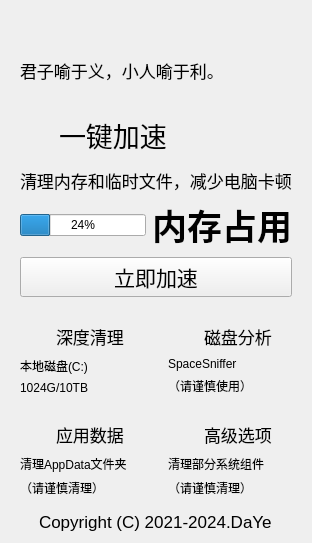
Before: the Qt Designer form resource/ui/mian_ui.ui in darkmatter2048/WindowsCleaner, drawn with Qt 5.
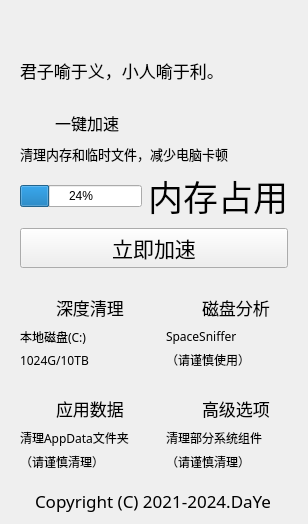
After: the same form once the commit is applied. Icons and pictures are not drawn. Custom widgets are drawn as their Qt base class.

```diff
--- a/resource/ui/mian_ui.ui
+++ b/resource/ui/mian_ui.ui
@@ -40,6 +40,7 @@
        <widget class="CaptionLabel" name="label_5">
         <property name="font">
          <font>
+          <family>Microsoft YaHei</family>
           <pointsize>13</pointsize>
          </font>
         </property>
@@ -60,8 +61,8 @@
          <widget class="QLabel" name="label_2">
           <property name="minimumSize">
            <size>
-            <width>33</width>
-            <height>54</height>
+            <width>29</width>
+            <height>30</height>
            </size>
           </property>
           <property name="styleSheet">
@@ -76,7 +77,8 @@
          <widget class="CaptionLabel" name="label">
           <property name="font">
            <font>
-            <pointsize>20</pointsize>
+            <family>Microsoft YaHei</family>
+            <pointsize>12</pointsize>
            </font>
           </property>
           <property name="text">
@@ -99,15 +101,16 @@
         </item>
        </layout>
       </item>
-      <item row="1" column="0">
-       <widget class="CaptionLabel" name="label_3">
+      <item row="4" column="0">
+       <widget class="PrimaryPushButton" name="pushButton">
         <property name="font">
          <font>
-          <pointsize>13</pointsize>
+          <family>Microsoft YaHei UI</family>
+          <pointsize>16</pointsize>
          </font>
         </property>
         <property name="text">
-         <string>清理内存和临时文件，减少电脑卡顿</string>
+         <string>立即加速</string>
         </property>
        </widget>
       </item>
@@ -124,8 +127,10 @@
          <widget class="CaptionLabel" name="label_4">
           <property name="font">
            <font>
+            <family>Microsoft YaHei UI</family>
             <pointsize>26</pointsize>
-            <bold>true</bold>
+            <weight>50</weight>
+            <bold>false</bold>
            </font>
           </property>
           <property name="text">
@@ -135,15 +140,16 @@
         </item>
        </layout>
       </item>
-      <item row="4" column="0">
-       <widget class="PrimaryPushButton" name="pushButton">
+      <item row="1" column="0">
+       <widget class="CaptionLabel" name="label_3">
         <property name="font">
          <font>
-          <pointsize>16</pointsize>
+          <family>Microsoft YaHei</family>
+          <pointsize>10</pointsize>
          </font>
         </property>
         <property name="text">
-         <string>立即加速</string>
+         <string>清理内存和临时文件，减少电脑卡顿</string>
         </property>
        </widget>
       </item>
@@ -177,6 +183,7 @@
            <widget class="CaptionLabel" name="label_7">
             <property name="font">
              <font>
+              <family>Microsoft YaHei</family>
               <pointsize>13</pointsize>
              </font>
             </property>
@@ -204,6 +211,7 @@
          <widget class="CaptionLabel" name="label_8">
           <property name="font">
            <font>
+            <family>Microsoft YaHei</family>
             <pointsize>9</pointsize>
            </font>
           </property>
@@ -216,6 +224,7 @@
          <widget class="CaptionLabel" name="label_9">
           <property name="font">
            <font>
+            <family>Microsoft YaHei</family>
             <pointsize>9</pointsize>
            </font>
           </property>
@@ -262,6 +271,7 @@
            <widget class="CaptionLabel" name="label_13">
             <property name="font">
              <font>
+              <family>Microsoft YaHei</family>
               <pointsize>13</pointsize>
              </font>
             </property>
@@ -289,6 +299,7 @@
          <widget class="CaptionLabel" name="label_14">
           <property name="font">
            <font>
+            <family>Microsoft YaHei</family>
             <pointsize>9</pointsize>
            </font>
           </property>
@@ -301,6 +312,7 @@
          <widget class="CaptionLabel" name="label_15">
           <property name="font">
            <font>
+            <family>Microsoft YaHei</family>
             <pointsize>9</pointsize>
            </font>
           </property>
@@ -341,6 +353,7 @@
            <widget class="CaptionLabel" name="label_17">
             <property name="font">
              <font>
+              <family>Microsoft YaHei</family>
               <pointsize>13</pointsize>
              </font>
             </property>
@@ -368,6 +381,7 @@
          <widget class="CaptionLabel" name="label_18">
           <property name="font">
            <font>
+            <family>Microsoft YaHei</family>
             <pointsize>9</pointsize>
            </font>
           </property>
@@ -380,6 +394,7 @@
          <widget class="CaptionLabel" name="label_19">
           <property name="font">
            <font>
+            <family>Microsoft YaHei</family>
             <pointsize>9</pointsize>
            </font>
           </property>
@@ -420,6 +435,7 @@
            <widget class="CaptionLabel" name="label_21">
             <property name="font">
              <font>
+              <family>Microsoft YaHei</family>
               <pointsize>13</pointsize>
              </font>
             </property>
@@ -447,6 +463,7 @@
          <widget class="CaptionLabel" name="label_22">
           <property name="font">
            <font>
+            <family>Microsoft YaHei</family>
             <pointsize>9</pointsize>
            </font>
           </property>
@@ -457,8 +474,15 @@
         </item>
         <item>
          <widget class="CaptionLabel" name="label_23">
+          <property name="minimumSize">
+           <size>
+            <width>0</width>
+            <height>0</height>
+           </size>
+          </property>
           <property name="font">
            <font>
+            <family>Microsoft YaHei</family>
             <pointsize>9</pointsize>
            </font>
           </property>
@@ -505,11 +529,12 @@
        <property name="maximumSize">
         <size>
          <width>266</width>
-         <height>20</height>
+         <height>26</height>
         </size>
        </property>
        <property name="font">
         <font>
+         <family>Microsoft YaHei</family>
          <pointsize>13</pointsize>
         </font>
        </property>
```
